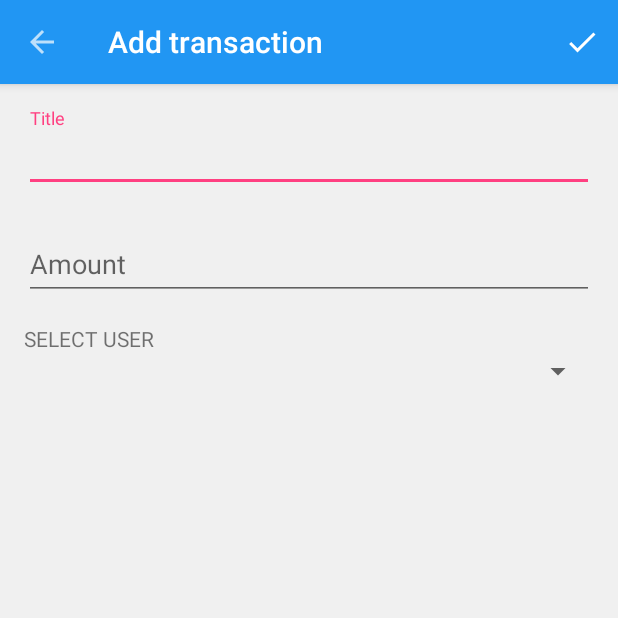
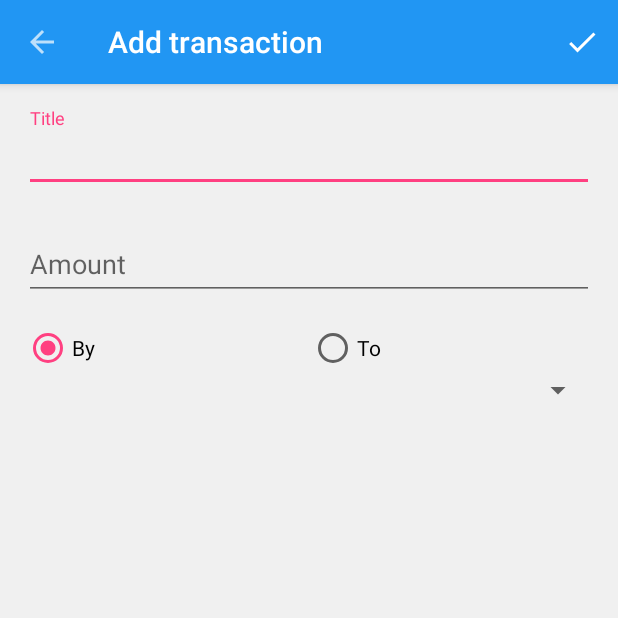
Before and after one commit to toggle-corp/paiso, an Android app: the screen it shows after launch once a user with an empty profile is signed in (AddTransactionActivity), after a tap on an icon or button, on a phone screen of 412 x 824 dp, the top half of it. Run offline under Robolectric (Android 15) with nearby library versions, the phone set to English and light mode, and no system bars; our stand-ins replace CircleImageView, Firebase (no records; nobody signed in at launch, a user with empty details on screens opened directly), Picasso.

Commit message:
Fix some transaction problems

```diff
--- a/app/src/main/java/com/togglecorp/paiso/DashboardFragment.java
+++ b/app/src/main/java/com/togglecorp/paiso/DashboardFragment.java
@@ -4,6 +4,7 @@ package com.togglecorp.paiso;
 import android.content.Intent;
 import android.os.Bundle;
 import android.support.v4.app.Fragment;
+import android.support.v4.util.Pair;
 import android.support.v7.widget.LinearLayoutManager;
 import android.support.v7.widget.RecyclerView;
 import android.view.LayoutInflater;
@@ -26,7 +27,7 @@ public class DashboardFragment extends Fragment implements RefreshListener {
         // Inflate the layout for this fragment
         View view = inflater.inflate(R.layout.fragment_dashboard, container, false);
 
-        // Intialize recycler view
+        // Initialize recycler view
         RecyclerView recyclerTransactions =
                 (RecyclerView) view.findViewById(R.id.recycler_transactions);
 
@@ -56,40 +57,41 @@ public class DashboardFragment extends Fragment implements RefreshListener {
     @Override
     public void refresh() {
         // Get map of users and their summary info
-        HashMap<String, Double> summary = new HashMap<>();
+        HashMap<String, Double> userSummary = new HashMap<>();
+        HashMap<String, Double> customUserSummary = new HashMap<>();
         for (String transactionId: Database.get().transactionIds) {
             // Get each transaction
             Transaction transaction = Database.get().transactions.get(transactionId);
             if (transaction != null) {
-                if (!transaction.customUser) {
-                    String user = null; Double amount = 0.0;
+                String user = transaction.getOther(Database.get().selfId);
+                Double amount = transaction.getSignedAmount(Database.get().selfId);
 
-                    if (transaction.by.equals(Database.get().selfId)) {
-                        user = transaction.to; amount = -transaction.amount;
-                    }
-                    else if (transaction.to.equals(Database.get().selfId)) {
-                        user = transaction.by; amount = transaction.amount;
-                    }
+                HashMap<String, Double> summary =
+                        transaction.customUser ? customUserSummary : userSummary;
 
-                    if (user != null) {
-                        if (summary.containsKey(user))
-                            summary.put(user, summary.get(user) + amount);
-                        else
-                            summary.put(user, amount);
-                    }
-                }
+                if (summary.containsKey(user))
+                    summary.put(user, summary.get(user) + amount);
+                else
+                    summary.put(user, amount);
             }
         }
 
         // Now fill up the array for recycler view
         mTransactions.clear();
-        for (HashMap.Entry<String, Double> summaryEntry: summary.entrySet()) {
+        for (HashMap.Entry<String, Double> summaryEntry: userSummary.entrySet()) {
             mTransactions.add(new DashboardTransaction(
                     Database.get().users.get(summaryEntry.getKey()).displayName,
                     Database.get().users.get(summaryEntry.getKey()).email,
                     summaryEntry.getValue()
             ));
         }
+        for (HashMap.Entry<String, Double> summaryEntry: customUserSummary.entrySet()) {
+            mTransactions.add(new DashboardTransaction(
+                    summaryEntry.getKey(),
+                    "",
+                    summaryEntry.getValue()
+            ));
+        }
         mAdapter.notifyDataSetChanged();
     }
 }
--- a/app/src/main/res/layout/activity_add_transaction.xml
+++ b/app/src/main/res/layout/activity_add_transaction.xml
@@ -44,15 +44,28 @@
                 android:inputType="numberDecimal"
                 android:hint="Amount" />
         </android.support.design.widget.TextInputLayout>
-        <TextView
+        <RadioGroup
             android:layout_width="match_parent"
             android:layout_height="wrap_content"
-            android:text="Select user"
-            android:textAllCaps="true"
-            android:labelFor="@+id/spinner_user"/>
+            android:orientation="horizontal">
+            <RadioButton
+                android:id="@+id/radio_by"
+                android:layout_width="0dp"
+                android:layout_weight="0.5"
+                android:layout_height="wrap_content"
+                android:text="By"
+                android:checked="true"/>
+            <RadioButton
+                android:id="@+id/radio_to"
+                android:layout_width="0dp"
+                android:layout_weight="0.5"
+                android:layout_height="wrap_content"
+                android:text="To"
+                android:checked="false"/>
+        </RadioGroup>
         <Spinner
             android:id="@+id/spinner_user"
             android:layout_width="fill_parent"
-            android:layout_height="wrap_content" /> />
+            android:layout_height="wrap_content"/>
     </LinearLayout>
 </LinearLayout>
```
Also changed, not shown: app/src/main/java/com/togglecorp/paiso/AddTransactionActivity.java (+9 -3 lines), app/src/main/java/com/togglecorp/paiso/Database.java (+21 -6 lines), app/src/main/java/com/togglecorp/paiso/Transaction.java (+14 -0 lines).
